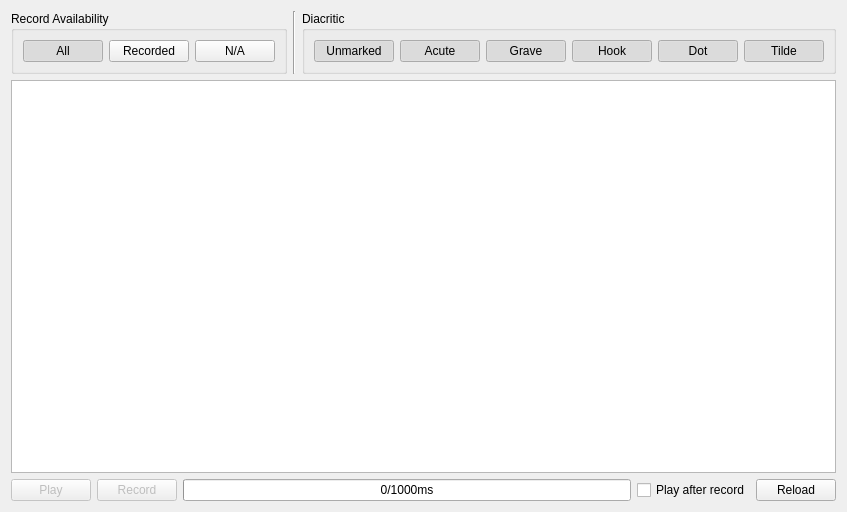
Above: record.ui from longtranphu2006/vietnamese-words before the change. Below: the same form after it.
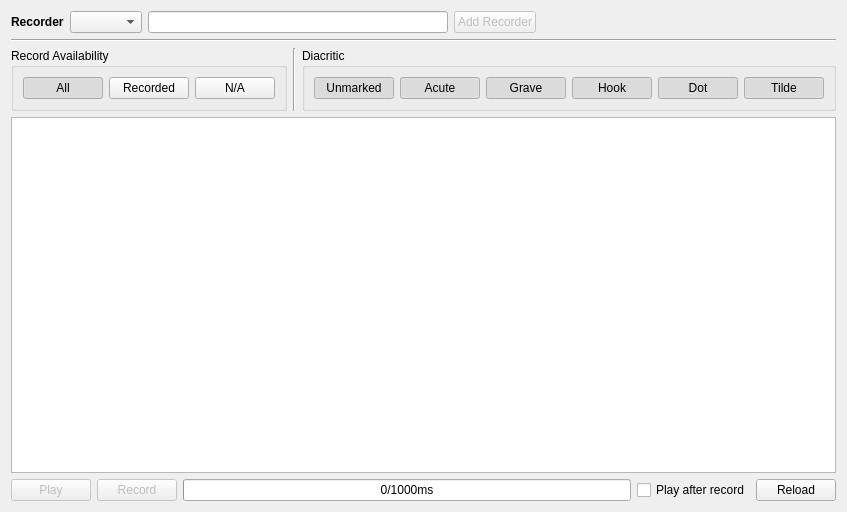
That is the form after the change. Icons and pictures are not drawn.

Commit message: support multiple recorder (person)

What changed in the file:
```diff
--- a/record.ui
+++ b/record.ui
@@ -14,7 +14,7 @@
    <string>Record Vietnamese Words</string>
   </property>
   <layout class="QGridLayout" name="gridLayout">
-   <item row="0" column="0">
+   <item row="3" column="0">
     <layout class="QVBoxLayout" name="verticalLayout" stretch="0,0,0">
      <property name="bottomMargin">
       <number>0</number>
@@ -288,6 +288,62 @@
      </item>
     </layout>
    </item>
+   <item row="0" column="0">
+    <layout class="QHBoxLayout" name="horizontalLayout_4">
+     <item>
+      <widget class="QLabel" name="label">
+       <property name="font">
+        <font>
+         <weight>75</weight>
+         <bold>true</bold>
+        </font>
+       </property>
+       <property name="text">
+        <string>Recorder</string>
+       </property>
+      </widget>
+     </item>
+     <item>
+      <widget class="QComboBox" name="recorderComboBox"/>
+     </item>
+     <item>
+      <widget class="QLineEdit" name="recorderLineEdit"/>
+     </item>
+     <item>
+      <widget class="QPushButton" name="addRecorderButton">
+       <property name="enabled">
+        <bool>false</bool>
+       </property>
+       <property name="text">
+        <string>Add Recorder</string>
+       </property>
+       <property name="icon">
+        <iconset theme="list-add-user"/>
+       </property>
+      </widget>
+     </item>
+     <item>
+      <spacer name="horizontalSpacer">
+       <property name="orientation">
+        <enum>Qt::Horizontal</enum>
+       </property>
+       <property name="sizeHint" stdset="0">
+        <size>
+         <width>40</width>
+         <height>20</height>
+        </size>
+       </property>
+      </spacer>
+     </item>
+    </layout>
+   </item>
+   <item row="1" column="0">
+    <widget class="Line" name="line_2">
+     <property name="orientation">
+      <enum>Qt::Horizontal</enum>
+     </property>
+    </widget>
+   </item>
   </layout>
   <action name="actionPlay">
    <property name="icon">
```
The commit also changes 1 other file.
